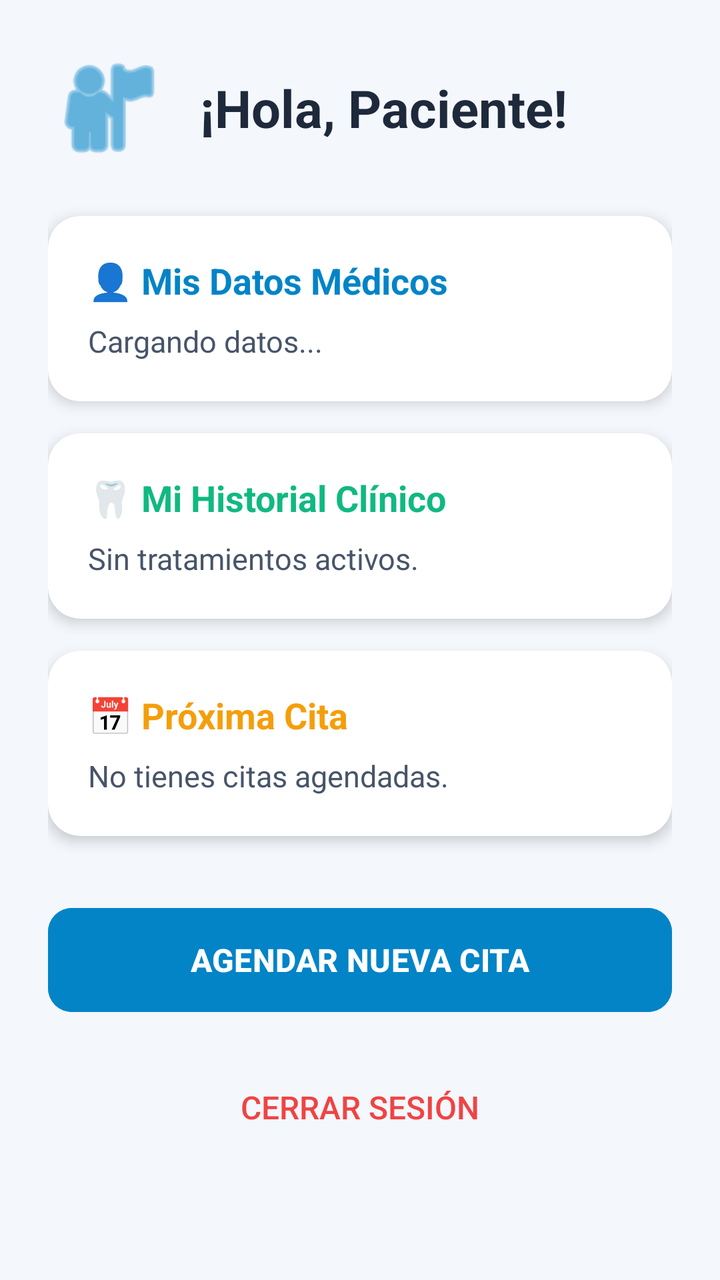
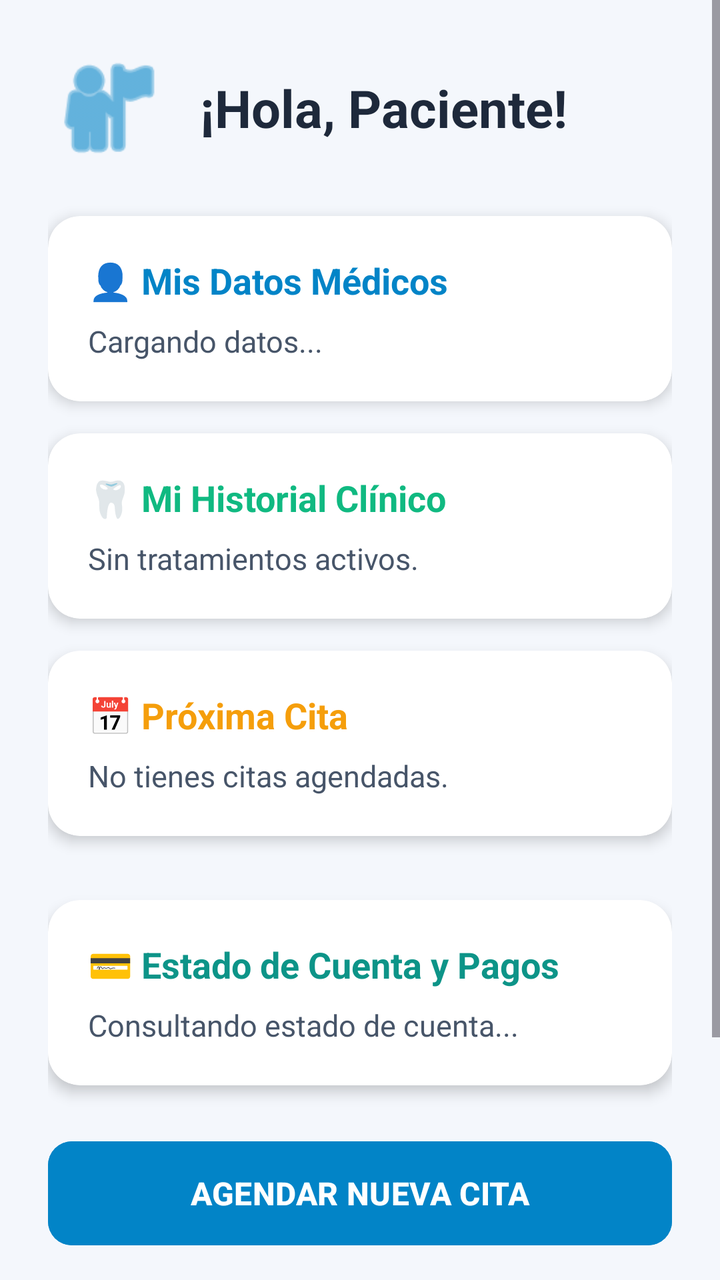

The first picture is an Android layout as it rendered before a commit; the second is the same layout after the commit. The layout source and the unified diff follow.
<!-- AndroidManifest.xml: application theme Theme.Proyecto_integrador -->
<!-- res/layout/activity_paciente.xml -->
<?xml version="1.0" encoding="utf-8"?>
<ScrollView xmlns:android="http://schemas.android.com/apk/res/android"
    xmlns:app="http://schemas.android.com/apk/res-auto"
    android:layout_width="match_parent"
    android:layout_height="match_parent"
    android:background="#F4F7FC"
    android:fillViewport="true">

    <LinearLayout
        android:layout_width="match_parent"
        android:layout_height="wrap_content"
        android:orientation="vertical"
        android:padding="24dp">

        
        <LinearLayout
            android:layout_width="match_parent"
            android:layout_height="wrap_content"
            android:orientation="horizontal"
            android:gravity="center_vertical"
            android:layout_marginBottom="24dp">

            
            <ImageView
                android:layout_width="60dp"
                android:layout_height="60dp"
                android:src="@android:drawable/ic_menu_myplaces"
                app:tint="#0284C7" />

            <TextView
                android:id="@+id/tvBienvenidaPaciente"
                android:layout_width="match_parent"
                android:layout_height="wrap_content"
                android:layout_marginStart="16dp"
                android:text="¡Hola, Paciente!"
                android:textColor="#1E293B"
                android:textSize="26sp"
                android:textStyle="bold" />
        </LinearLayout>

        
        <androidx.cardview.widget.CardView
            android:layout_width="match_parent"
            android:layout_height="wrap_content"
            android:layout_marginBottom="16dp"
            app:cardCornerRadius="16dp"
            app:cardElevation="4dp"
            app:cardBackgroundColor="#FFFFFF">

            <LinearLayout
                android:layout_width="match_parent"
                android:layout_height="wrap_content"
                android:orientation="vertical"
                android:padding="20dp">

                <TextView
                    android:layout_width="wrap_content"
                    android:layout_height="wrap_content"
                    android:text="👤 Mis Datos Médicos"
                    android:textColor="#0284C7"
                    android:textSize="18sp"
                    android:textStyle="bold"
                    android:layout_marginBottom="8dp"/>

                <TextView
                    android:id="@+id/tvDatosPacienteInfo"
                    android:layout_width="match_parent"
                    android:layout_height="wrap_content"
                    android:text="Cargando datos..."
                    android:textColor="#475569"
                    android:textSize="15sp"
                    android:lineSpacingExtra="4dp"/>
            </LinearLayout>
        </androidx.cardview.widget.CardView>

        
        <androidx.cardview.widget.CardView
            android:layout_width="match_parent"
            android:layout_height="wrap_content"
            android:layout_marginBottom="16dp"
            app:cardCornerRadius="16dp"
            app:cardElevation="4dp"
            app:cardBackgroundColor="#FFFFFF">

            <LinearLayout
                android:layout_width="match_parent"
                android:layout_height="wrap_content"
                android:orientation="vertical"
                android:padding="20dp">

                <TextView
                    android:layout_width="wrap_content"
                    android:layout_height="wrap_content"
                    android:text="🦷 Mi Historial Clínico"
                    android:textColor="#10B981"
                    android:textSize="18sp"
                    android:textStyle="bold"
                    android:layout_marginBottom="8dp"/>

                <TextView
                    android:id="@+id/tvTratamientoPacienteInfo"
                    android:layout_width="match_parent"
                    android:layout_height="wrap_content"
                    android:text="Sin tratamientos activos."
                    android:textColor="#475569"
                    android:textSize="15sp"
                    android:lineSpacingExtra="4dp"/>
            </LinearLayout>
        </androidx.cardview.widget.CardView>

        
        <androidx.cardview.widget.CardView
            android:layout_width="match_parent"
            android:layout_height="wrap_content"
            android:layout_marginBottom="32dp"
            app:cardCornerRadius="16dp"
            app:cardElevation="4dp"
            app:cardBackgroundColor="#FFFFFF">

            <LinearLayout
                android:layout_width="match_parent"
                android:layout_height="wrap_content"
                android:orientation="vertical"
                android:padding="20dp">

                <TextView
                    android:layout_width="wrap_content"
                    android:layout_height="wrap_content"
                    android:text="📅 Próxima Cita"
                    android:textColor="#F59E0B"
                    android:textSize="18sp"
                    android:textStyle="bold"
                    android:layout_marginBottom="8dp"/>

                <TextView
                    android:id="@+id/tvProximaCitaPaciente"
                    android:layout_width="match_parent"
                    android:layout_height="wrap_content"
                    android:text="No tienes citas agendadas."
                    android:textColor="#475569"
                    android:textSize="15sp"
                    android:lineSpacingExtra="4dp"/>
            </LinearLayout>
        </androidx.cardview.widget.CardView>

        
        <Button
            android:id="@+id/btnAgendarCitaPaciente"
            android:layout_width="match_parent"
            android:layout_height="60dp"
            android:text="AGENDAR NUEVA CITA"
            android:textSize="16sp"
            android:textStyle="bold"
            android:textColor="#FFFFFF"
            android:backgroundTint="#0284C7"
            app:cornerRadius="12dp"
            android:layout_marginBottom="16dp"/>

        <Button
            android:id="@+id/btnCerrarSesionPaciente"
            android:layout_width="match_parent"
            android:layout_height="55dp"
            android:text="Cerrar Sesión"
            android:textSize="16sp"
            android:textColor="#EF4444"
            android:backgroundTint="#00000000"
            style="?android:attr/borderlessButtonStyle"/>

    </LinearLayout>
</ScrollView>
<!-- resources referenced by this layout -->
<resources>
  <style name="Theme.Proyecto_integrador" parent="Base.Theme.Proyecto_integrador" />
  <style name="Base.Theme.Proyecto_integrador" parent="Theme.Material3.DayNight.NoActionBar">
          
          
      </style>
</resources>

<!-- the commit's change to res/layout/activity_paciente.xml (unified diff, before → after) -->
@@ -144,6 +144,41 @@
         </androidx.cardview.widget.CardView>
 
         
+        <androidx.cardview.widget.CardView
+            android:layout_width="match_parent"
+            android:layout_height="wrap_content"
+            android:layout_marginBottom="24dp"
+            app:cardCornerRadius="16dp"
+            app:cardElevation="4dp"
+            app:cardBackgroundColor="#FFFFFF">
+
+            <LinearLayout
+                android:layout_width="match_parent"
+                android:layout_height="wrap_content"
+                android:orientation="vertical"
+                android:padding="20dp">
+
+                <TextView
+                    android:layout_width="wrap_content"
+                    android:layout_height="wrap_content"
+                    android:text="💳 Estado de Cuenta y Pagos"
+                    android:textColor="#0D9488"
+                    android:textSize="18sp"
+                    android:textStyle="bold"
+                    android:layout_marginBottom="8dp"/>
+
+                <TextView
+                    android:id="@+id/tvSaldoPacienteInfo"
+                    android:layout_width="match_parent"
+                    android:layout_height="wrap_content"
+                    android:text="Consultando estado de cuenta..."
+                    android:textColor="#475569"
+                    android:textSize="15sp"
+                    android:lineSpacingExtra="4dp"/>
+            </LinearLayout>
+        </androidx.cardview.widget.CardView>
+
+        
         <Button
             android:id="@+id/btnAgendarCitaPaciente"
             android:layout_width="match_parent"
@@ -154,6 +189,18 @@
             android:textColor="#FFFFFF"
             android:backgroundTint="#0284C7"
             app:cornerRadius="12dp"
+            android:layout_marginBottom="12dp"/>
+
+        <Button
+            android:id="@+id/btnWhatsappClinica"
+            android:layout_width="match_parent"
+            android:layout_height="56dp"
+            android:text="💬 CONTACTAR POR WHATSAPP"
+            android:textSize="15sp"
+            android:textStyle="bold"
+            android:textColor="#FFFFFF"
+            android:backgroundTint="#25D366"
+            app:cornerRadius="12dp"
             android:layout_marginBottom="16dp"/>
 
         <Button
